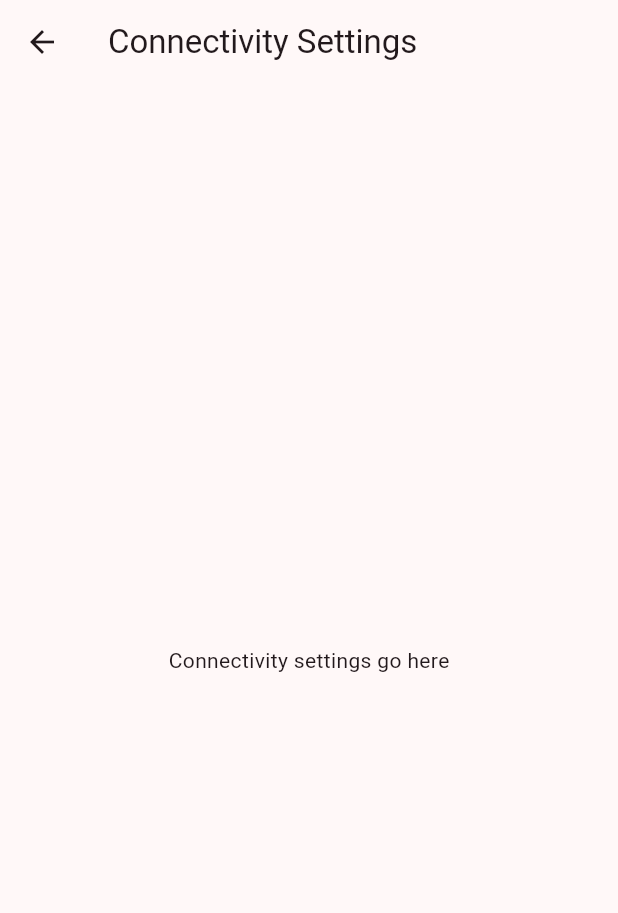
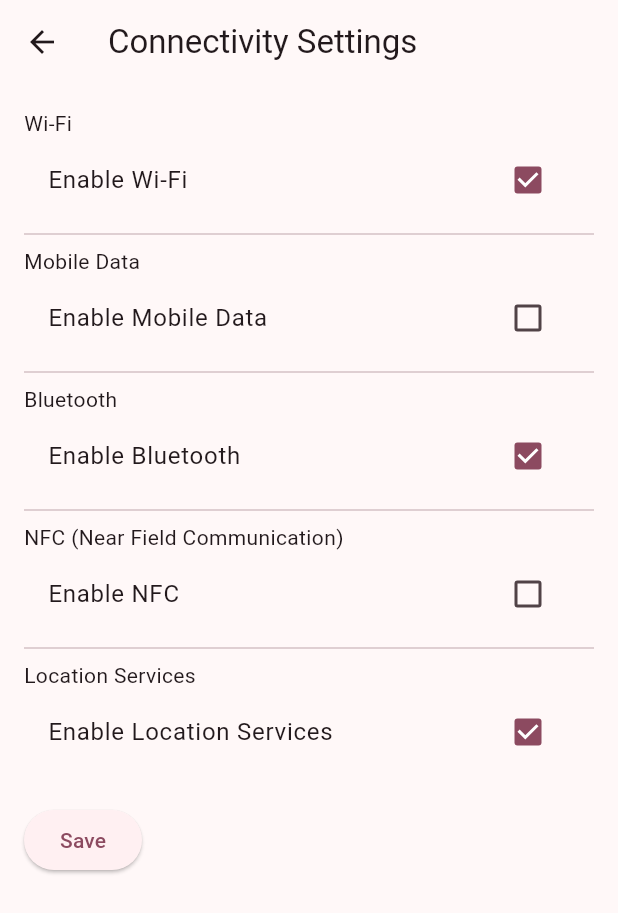
Before and after one commit to CSCI4100U/mobile-group-project-2023-mlja, a Flutter app: the ConnectivitySettingsPage screen opened directly, on a phone screen of 412 x 824 dp. Shown: the top 913 px of the screen. Run offline on Flutter 3.47's test engine with Material 2 defaults, Android fonts, the phone set to English and light mode, and no system bars; our stand-ins replace sqflite; accounts and stored records are empty.

Commit message:
completed connectivity page with multiple settings

```diff
--- a/life_balance_plus/lib/view/pages/settings_page.dart
+++ b/life_balance_plus/lib/view/pages/settings_page.dart
@@ -487,15 +487,93 @@ class _GoalSettingsPageState extends State<GoalSettingsPage> {
   }
 }
 
-class ConnectivitySettingsPage extends StatelessWidget {
+class ConnectivitySettingsPage extends StatefulWidget {
+  @override
+  _ConnectivitySettingsPageState createState() =>
+      _ConnectivitySettingsPageState();
+}
+
+class _ConnectivitySettingsPageState extends State<ConnectivitySettingsPage> {
+  bool? enableWifi = true;
+  bool? enableMobileData = false;
+  bool? enableBluetooth = true;
+  bool? enableNFC = false;
+  bool? enableLocationServices = true;
+
   @override
   Widget build(BuildContext context) {
     return Scaffold(
       appBar: AppBar(
         title: Text('Connectivity Settings'),
       ),
-      body: Center(
-        child: Text('Connectivity settings go here'),
+      body: Padding(
+        padding: const EdgeInsets.all(16.0),
+        child: Column(
+          crossAxisAlignment: CrossAxisAlignment.start,
+          children: [
+            Text('Wi-Fi'),
+            CheckboxListTile(
+              title: Text('Enable Wi-Fi'),
+              value: enableWifi,
+              onChanged: (value) {
+                setState(() {
+                  enableWifi = value;
+                });
+              },
+            ),
+            Divider(),
+            Text('Mobile Data'),
+            CheckboxListTile(
+              title: Text('Enable Mobile Data'),
+              value: enableMobileData,
+              onChanged: (value) {
+                setState(() {
+                  enableMobileData = value;
+                });
+              },
+            ),
+            Divider(),
+            Text('Bluetooth'),
+            CheckboxListTile(
+              title: Text('Enable Bluetooth'),
+              value: enableBluetooth,
+              onChanged: (value) {
+                setState(() {
+                  enableBluetooth = value;
+                });
+              },
+            ),
+            Divider(),
+            Text('NFC (Near Field Communication)'),
+            CheckboxListTile(
+              title: Text('Enable NFC'),
+              value: enableNFC,
+              onChanged: (value) {
+                setState(() {
+                  enableNFC = value;
+                });
+              },
+            ),
+            Divider(),
+            Text('Location Services'),
+            CheckboxListTile(
+              title: Text('Enable Location Services'),
+              value: enableLocationServices,
+              onChanged: (value) {
+                setState(() {
+                  enableLocationServices = value;
+                });
+              },
+            ),
+            SizedBox(height: 20.0),
+            ElevatedButton(
+              onPressed: () {
+                // Save the updated connectivity settings to the server or storage here.
+              },
+              child: Text('Save'),
+            ),
+          ],
+        ),
       ),
     );
   }
```
